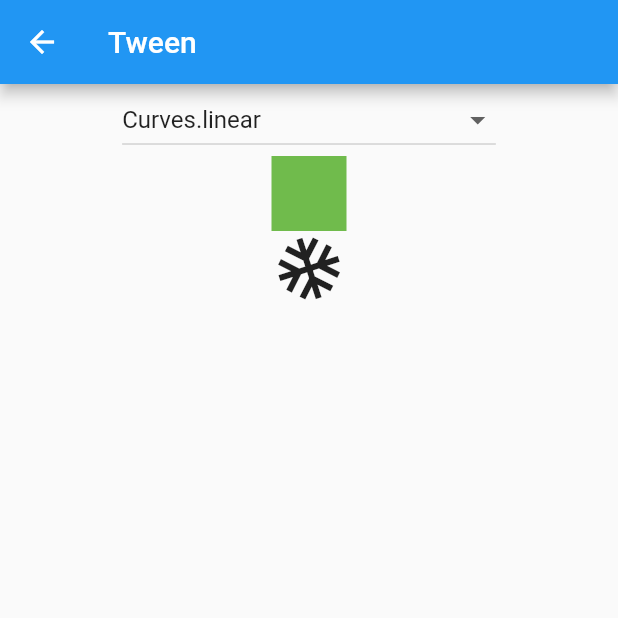
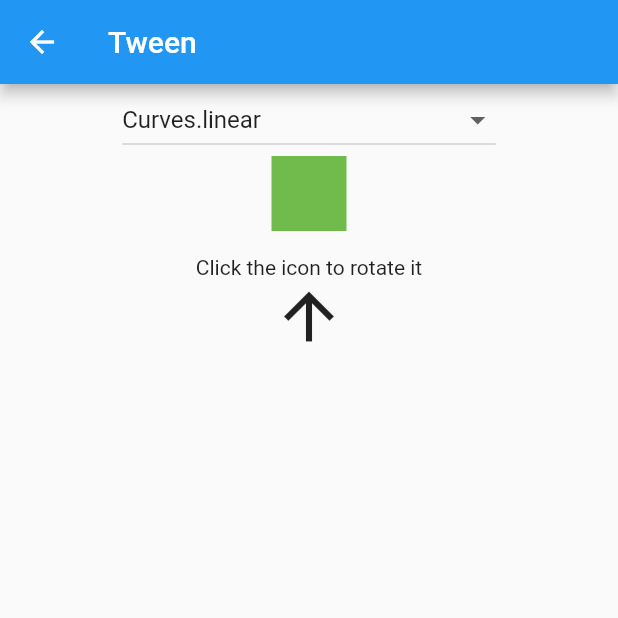
Before and after one commit to nateonguitar/flutter-animations, a Flutter app: the TweenPage screen opened by its route, on a phone screen of 412 x 824 dp, the top half of it. Run offline on Flutter 3.47's test engine with Material 2 defaults, Android fonts, the phone set to English and light mode, and no system bars.

Commit message:
Made the spin icon tappable to trigger

```diff
--- a/lib/pages/tween.dart
+++ b/lib/pages/tween.dart
@@ -1,3 +1,4 @@
+import 'dart:io';
 import 'dart:math';
 
 import 'package:FlutterAnimations/utils/curve_list_item.dart';
@@ -15,7 +16,7 @@ class TweenPage extends StatefulWidget {
 class _TweenPageState extends State<TweenPage> {
   Curve _selectedCurve = Curves.linear;
   Color _targetBoxColor = Colors.green;
-  double _targetAngle = pi * 2;
+  double _targetAngle = 0;
 
   @override
   void initState() {
@@ -41,6 +42,10 @@ class _TweenPageState extends State<TweenPage> {
           children: [
             _curvePicker(),
             _colorChangeBox(),
+            Padding(
+              padding: const EdgeInsets.only(top: 16),
+              child: Text('Click the icon to rotate it'),
+            ),
             _spinningIcon(),
           ],
         ),
@@ -95,13 +100,14 @@ class _TweenPageState extends State<TweenPage> {
   }
 
   Widget _spinningIcon() {
-    return TweenAnimationBuilder<double>(
-      curve: _selectedCurve,
-      duration: Duration(milliseconds: 2000),
-      onEnd: () {
-        _targetAngle = _targetAngle == 0 ? pi * 2 : 0;
+    return GestureDetector(
+      onTap: () {
+          _targetAngle = _targetAngle == 0 ? pi : 0;
           setState(() {});
       },
+      child: TweenAnimationBuilder<double>(
+        curve: _selectedCurve,
+        duration: Duration(milliseconds: 1000),
         tween: Tween(
           begin: 0,
           end: _targetAngle,
@@ -110,11 +116,12 @@ class _TweenPageState extends State<TweenPage> {
           return Transform.rotate(
             angle: animatedAngle,
             child: Icon(
-            Icons.ac_unit,
+              Icons.arrow_upward,
               size: 50,
             ),
           );
         },
+      ),
     );
   }
 }
```
Lines whose indentation alone changed are shown as unchanged.
